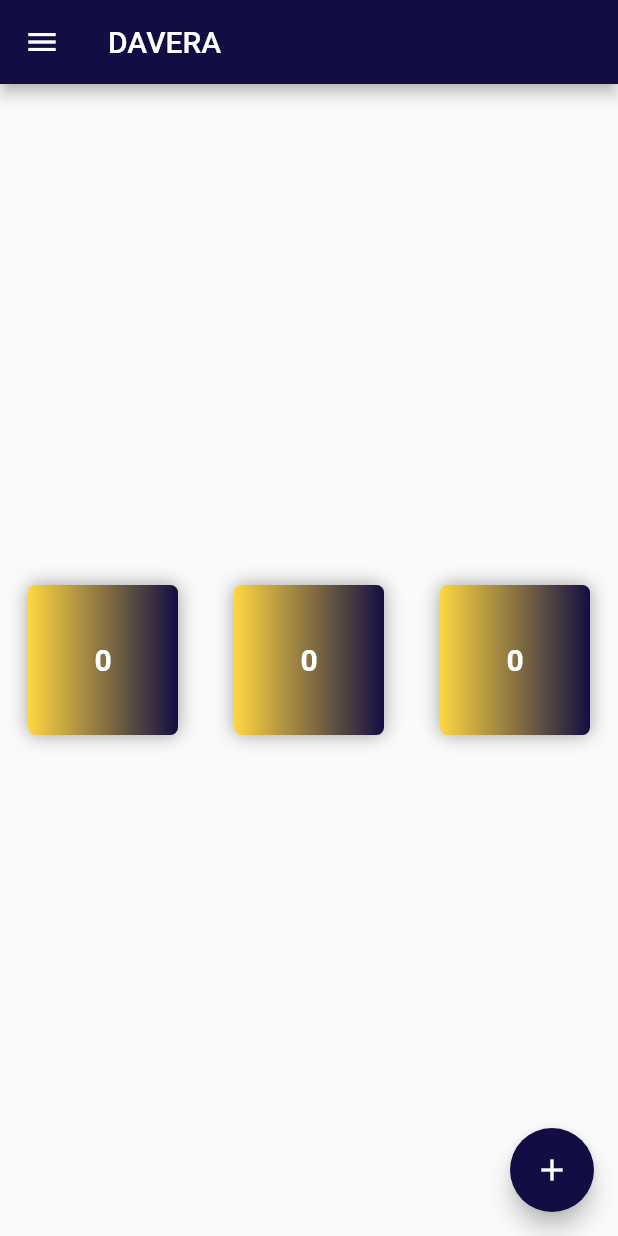
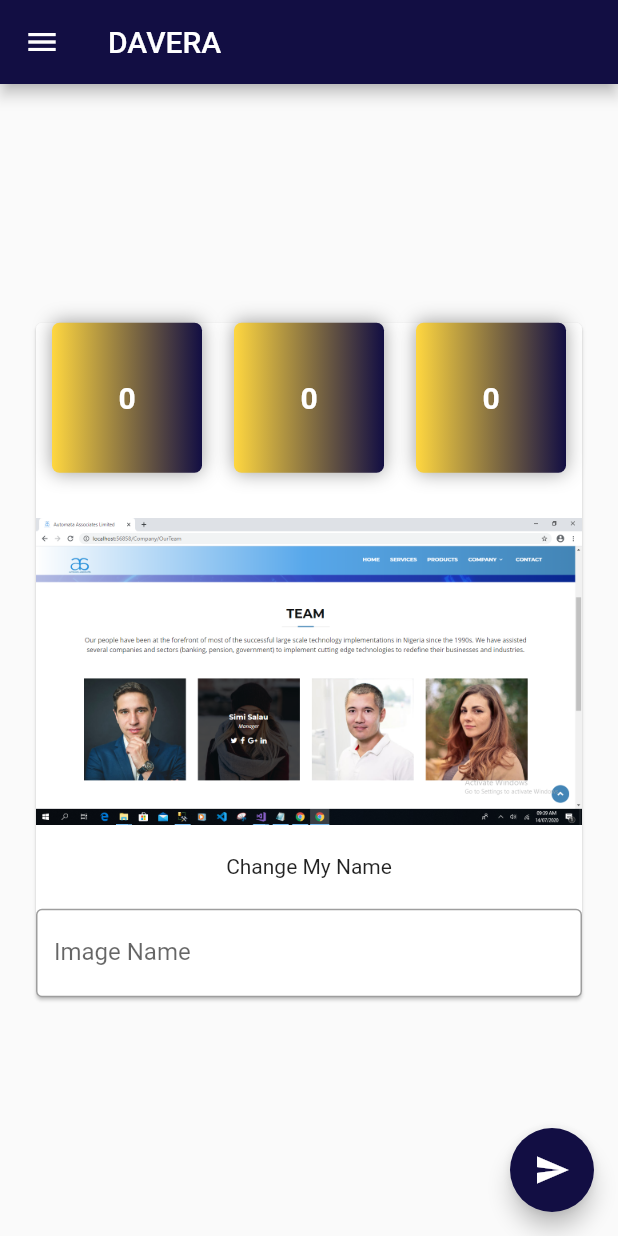
Before and after one commit to TimTyger/project01, a Flutter app: the screen it shows after launch, on a phone screen of 412 x 824 dp. Run offline on Flutter 3.47's test engine with Material 2 defaults, Android fonts, the phone set to English and light mode, and no system bars.

Commit message:
textfields, use of assets

```diff
--- a/lib/app.dart
+++ b/lib/app.dart
@@ -11,16 +11,21 @@ class AppState extends State<App> {
 
   final barColor = const Color(0xFF120E43);
   final bgColor = const Color(0x8C3944F7);
-
+  var text = "Change My Name";
+  TextEditingController _textController = TextEditingController();
   Widget build(context) {
     return MaterialApp(
+      theme: ThemeData(
+        primaryColor: barColor,
+      ),
       home: Scaffold(
         floatingActionButton: FloatingActionButton(
           backgroundColor: barColor,
-          child: Icon(Icons.add),
+          child: Icon(Icons.send),
           onPressed: () {
             setState(() {
               i++;
+              text = _textController.text;
             });
           },
         ),
@@ -29,7 +34,13 @@ class AppState extends State<App> {
           backgroundColor: barColor,
         ),
         body: Center(
-          child: Row(
+          child: Padding(
+            padding: const EdgeInsets.all(20),
+            child: SingleChildScrollView(
+              child: Card(
+                child: Column(
+                  children: [
+                    Row(
                       mainAxisAlignment: MainAxisAlignment.spaceAround,
                       children: [
                         Container(
@@ -85,6 +96,36 @@ class AppState extends State<App> {
                                     fontSize: 20))),
                       ],
                     ),
+                    SizedBox(
+                      height: 30,
+                    ),
+                    Column(
+                      children: [
+                        Image.asset(
+                          "assets/fig2.png",
+                        ),
+                        SizedBox(
+                          height: 20,
+                        ),
+                        Text(text),
+                        SizedBox(
+                          height: 20,
+                        ),
+                        TextField(
+                          controller: _textController,
+                          decoration: InputDecoration(
+                            hintText: text,
+                            labelText: "Image Name",
+                            border: OutlineInputBorder(),
+                          ),
+                        ),
+                      ],
+                    ),
+                  ],
+                ),
+              ),
+            ),
+          ),
         ),
         drawer: Drawer(
           child: ListView(
--- a/pubspec.yaml
+++ b/pubspec.yaml
@@ -45,9 +45,8 @@ flutter:
   uses-material-design: true
 
   # To add assets to your application, add an assets section, like this:
-  # assets:
-  #   - images/a_dot_burr.jpeg
-  #   - images/a_dot_ham.jpeg
+  assets:
+     - assets/
 
   # An image asset can refer to one or more resolution-specific "variants", see
   # https://flutter.dev/assets-and-images/#resolution-aware.
```
Also changed, not shown: assets/fig2.png (added). Lines whose indentation alone changed are shown as unchanged.
